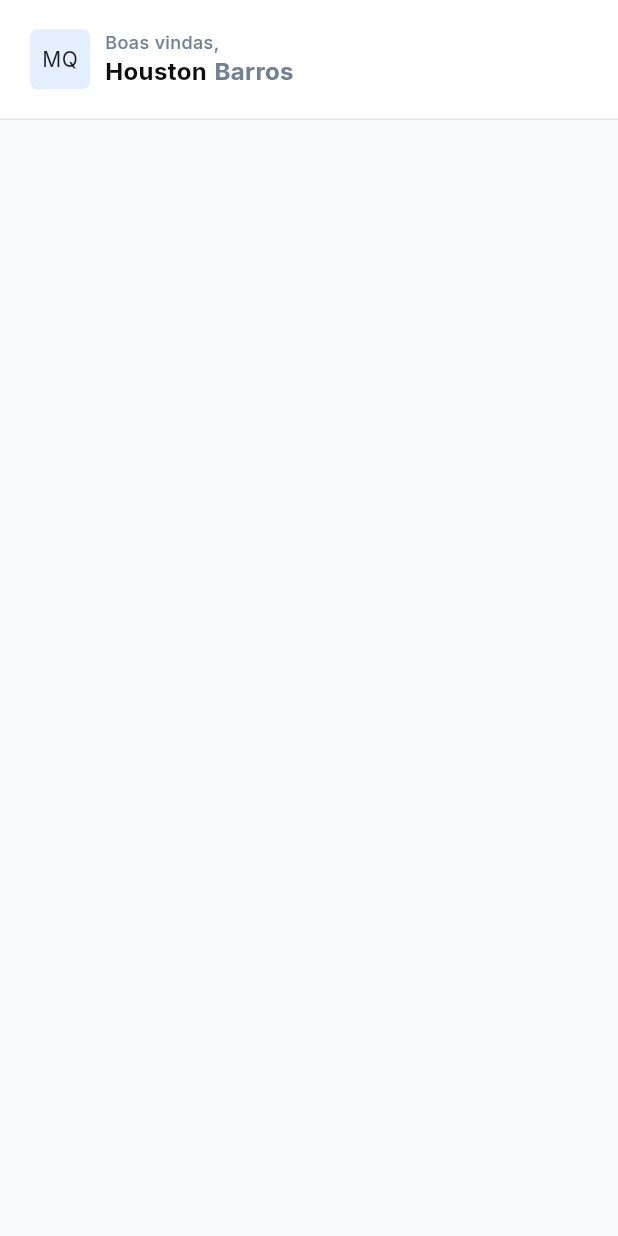
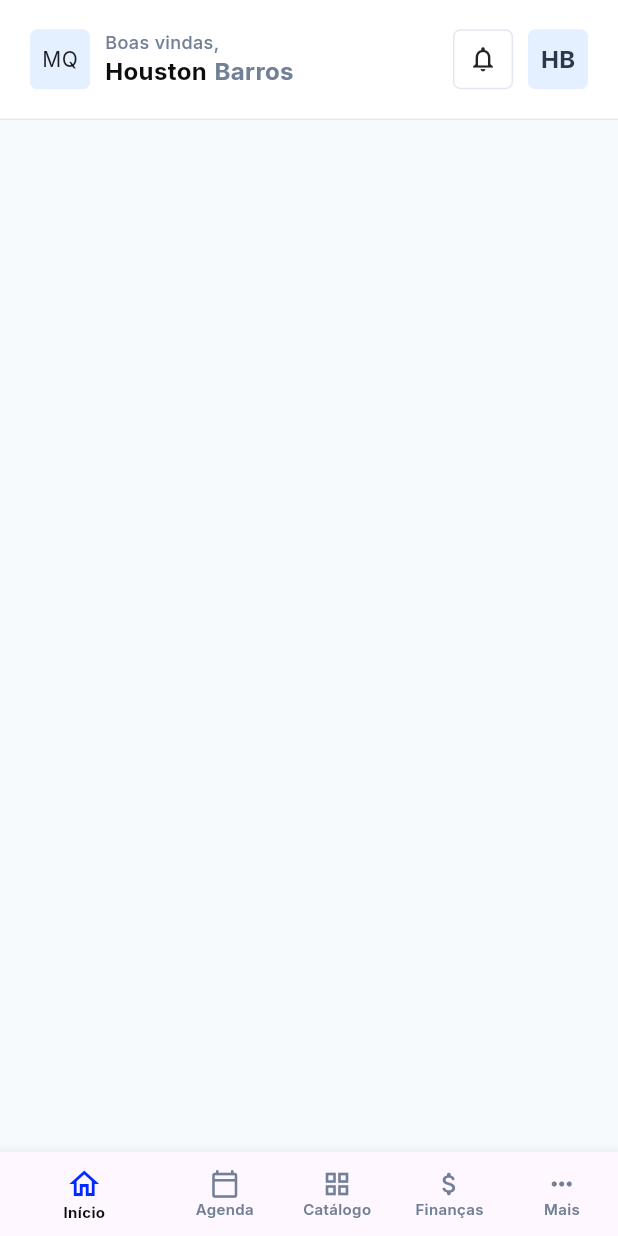
Before and after one commit to nawanksan/APP_Marquei, a Flutter app: the screen it shows after launch, on a phone screen of 412 x 824 dp. Run offline on Flutter 3.47's test engine with Material 3 defaults, Android fonts, the light colour scheme and no system bars; our stand-ins replace google_fonts.

Commit message:
feat(bottom bar): added bottom navigation bar

```diff
--- a/lib/main.dart
+++ b/lib/main.dart
@@ -38,6 +38,7 @@ class MainApp extends StatelessWidget {
                     child: Padding(
                       padding: const EdgeInsets.symmetric(horizontal: 20),
                       child: Row(
+                        mainAxisAlignment: MainAxisAlignment.spaceBetween,
                         children: [
                           Row(children: [
                             Container(
@@ -83,7 +84,44 @@ class MainApp extends StatelessWidget {
                                 )
                               ],
                             )
-                          ])
+                          ]),
+                          Row(
+                            children: [
+                              Container(
+                                  width: 40,
+                                  height: 40,
+                                  decoration: BoxDecoration(
+                                    borderRadius: BorderRadius.circular(5),
+                                    color: const Color(0xFFFFFFFF),
+                                    border: Border.all(
+                                      color: const Color(0xFFE2E8F0),
+                                      width: 1,
+                                    ),
+                                  ),
+                                  alignment: Alignment.center,
+                                  child: const Icon(
+                                    Icons.notifications_none_outlined,
+                                    size: 20,
+                                  )),
+                              const SizedBox(width: 10),
+                              Container(
+                                  width: 40,
+                                  height: 40,
+                                  decoration: BoxDecoration(
+                                    borderRadius: BorderRadius.circular(5),
+                                    color: const Color(0xFFE4EFFF),
+                                  ),
+                                  alignment: Alignment.center,
+                                  child: const Text(
+                                    'HB',
+                                    style: TextStyle(
+                                      color: Color(0xFF2D3748),
+                                      fontSize: 16,
+                                      fontWeight: FontWeight.w700,
+                                    ),
+                                  )),
+                            ],
+                          ),
                         ],
                       ),
                     ),
@@ -93,6 +131,52 @@ class MainApp extends StatelessWidget {
             ],
           ),
         ),
+        bottomNavigationBar: BottomNavigationBar(
+          backgroundColor: Colors.white,
+          items: const <BottomNavigationBarItem>[
+            BottomNavigationBarItem(
+              icon: Icon(Icons.home_outlined),
+              label: 'Início',
+            ),
+            BottomNavigationBarItem(
+              icon: Icon(Icons.calendar_today_outlined),
+              label: 'Agenda',
+            ),
+            BottomNavigationBarItem(
+              icon: Icon(Icons.grid_view_outlined),
+              label: 'Catálogo',
+            ),
+            BottomNavigationBarItem(
+              icon: Icon(Icons.attach_money_rounded),
+              label: 'Finanças',
+            ),
+            BottomNavigationBarItem(
+              icon: Icon(Icons.more_horiz_outlined),
+              label: 'Mais',
+            ),
+          ],
+          selectedItemColor: const Color(0xFF0D0D0D),
+          selectedLabelStyle: const TextStyle(
+            fontSize: 10,
+            fontWeight: FontWeight.w700,
+            color: Color(0xFF0D0D0D),
+          ),
+          selectedIconTheme: const IconThemeData(
+            color: Color(0xFF002AFF),
+          ),
+          unselectedItemColor: const Color(0xFF718096),
+          unselectedLabelStyle: const TextStyle(
+            fontSize: 10,
+            fontWeight: FontWeight.w600,
+            color: Color(0xFF718096),
+          ),
+          unselectedIconTheme: const IconThemeData(
+            color: Color(0xFF718096),
+            size: 20,
+          ),
+          showUnselectedLabels: true,
+          enableFeedback: false,
+        ),
       ),
     );
   }
```
